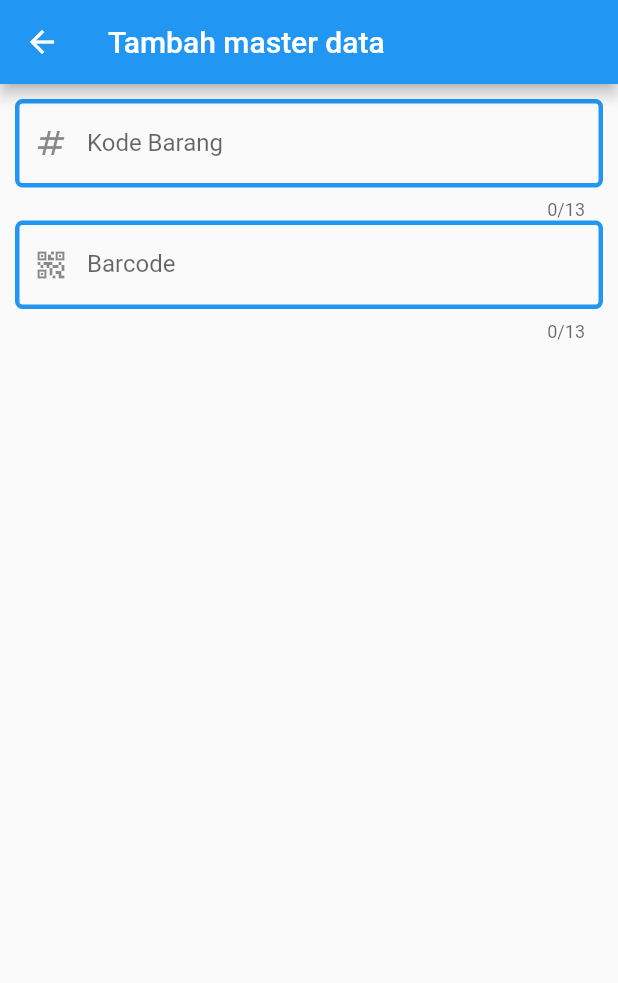
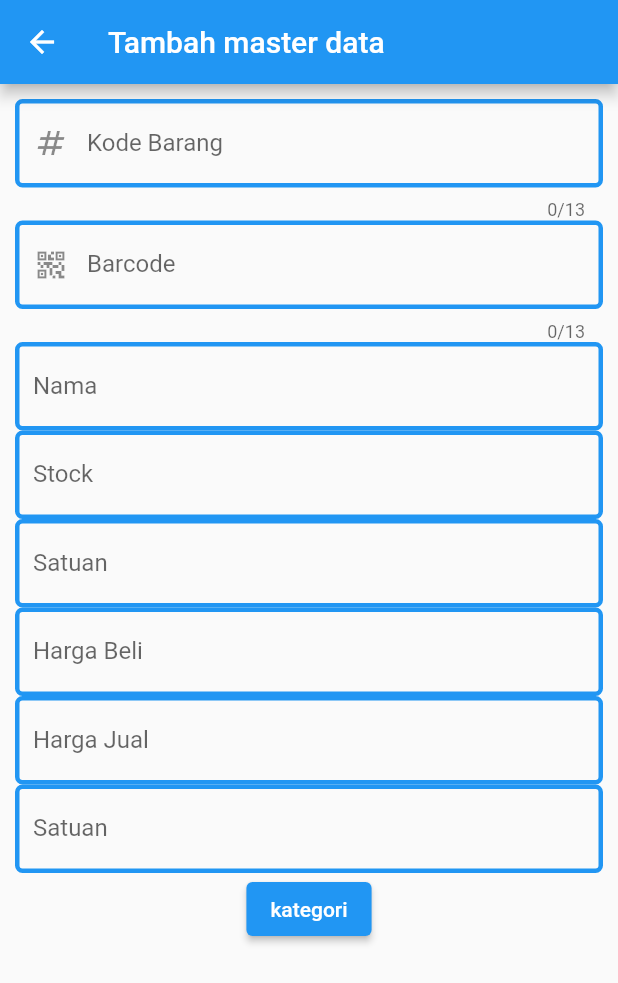
Before and after one commit to olizyusuf/sbpos, a Flutter app: the AddMasterScreen screen opened by its route, on a phone screen of 412 x 824 dp. Shown: the top 983 px of the screen. Run offline on Flutter 3.47's test engine with Material 2 defaults, Android fonts, the phone set to English and light mode, and no system bars; our stand-ins replace sqflite; accounts and stored records are empty.

Commit message:
master: fix some error and custom textfield

```diff
--- a/lib/ui/add_master_screen.dart
+++ b/lib/ui/add_master_screen.dart
@@ -22,6 +22,7 @@ class AddMasterScreen extends StatelessWidget {
         padding: const EdgeInsets.all(10),
         height: displayHeight(context),
         width: displayWidth(context),
+        child: SingleChildScrollView(
           child: Column(
             children: [
               CustomTextfield(
@@ -42,7 +43,54 @@ class AddMasterScreen extends StatelessWidget {
                 circuralBoder: 5,
                 maxLength: 13,
               ),
+              CustomTextfield(
+                textController: masterProv.cBarcode,
+                labelText: 'Nama',
+                colorBorder: Colors.blue,
+                widthBorder: 3,
+                circuralBoder: 5,
+              ),
+              CustomTextfield(
+                textController: masterProv.cBarcode,
+                labelText: 'Stock',
+                colorBorder: Colors.blue,
+                widthBorder: 3,
+                circuralBoder: 5,
+              ),
+              CustomTextfield(
+                textController: masterProv.cBarcode,
+                labelText: 'Satuan',
+                colorBorder: Colors.blue,
+                widthBorder: 3,
+                circuralBoder: 5,
+              ),
+              CustomTextfield(
+                textController: masterProv.cBarcode,
+                labelText: 'Harga Beli',
+                colorBorder: Colors.blue,
+                widthBorder: 3,
+                circuralBoder: 5,
+              ),
+              CustomTextfield(
+                textController: masterProv.cBarcode,
+                labelText: 'Harga Jual',
+                colorBorder: Colors.blue,
+                widthBorder: 3,
+                circuralBoder: 5,
+              ),
+              CustomTextfield(
+                textController: masterProv.cBarcode,
+                labelText: 'Satuan',
+                colorBorder: Colors.blue,
+                widthBorder: 3,
+                circuralBoder: 5,
+              ),
+              ElevatedButton(
+                onPressed: () {},
+                child: const Text('kategori'),
+              )
             ],
+          ),
         ),
       ),
     );
--- a/lib/ui/widgets/custom_textfield.dart
+++ b/lib/ui/widgets/custom_textfield.dart
@@ -7,7 +7,7 @@ class CustomTextfield extends StatelessWidget {
     this.readOnly = false,
     this.obscureText = false,
     required this.labelText,
-    required this.prefIcon,
+    this.prefIcon,
     required this.colorBorder,
     required this.widthBorder,
     required this.circuralBoder,
@@ -18,7 +18,7 @@ class CustomTextfield extends StatelessWidget {
   final bool readOnly;
   final String labelText;
   final bool obscureText;
-  final Icon prefIcon;
+  final Icon? prefIcon;
   final Color colorBorder;
   final double widthBorder;
   final double circuralBoder;
```
Lines whose indentation alone changed are shown as unchanged.
